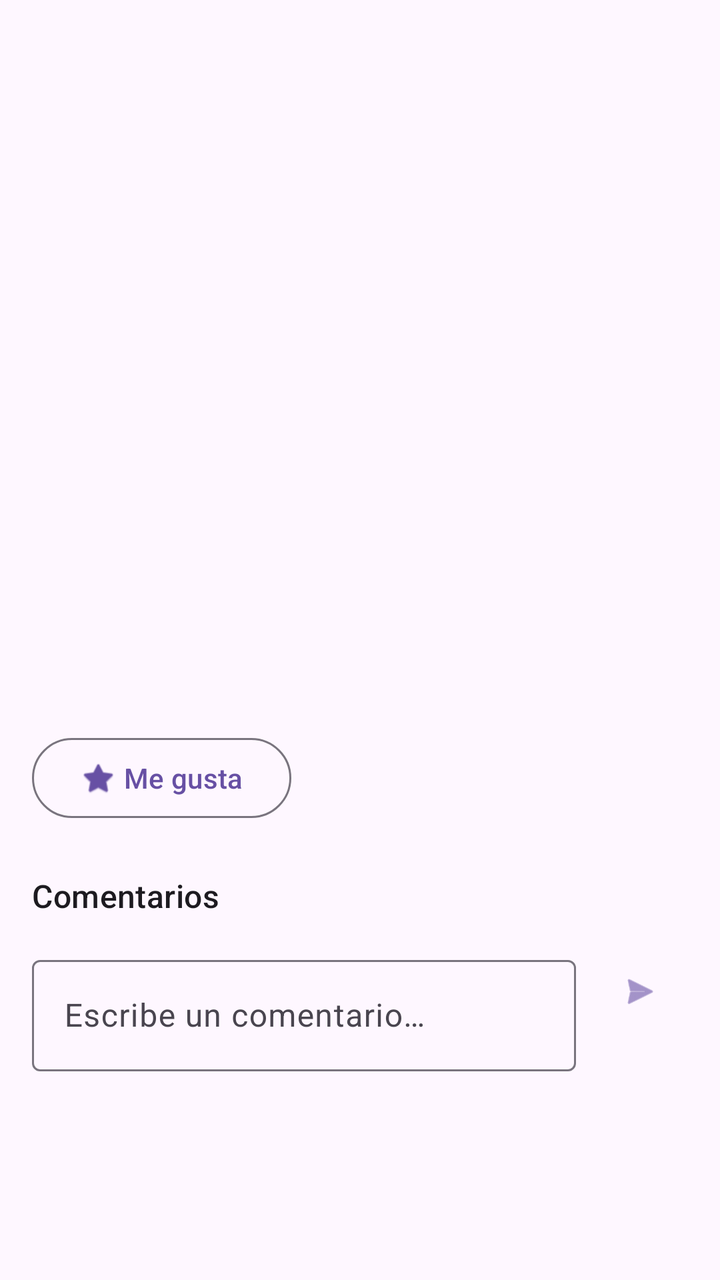
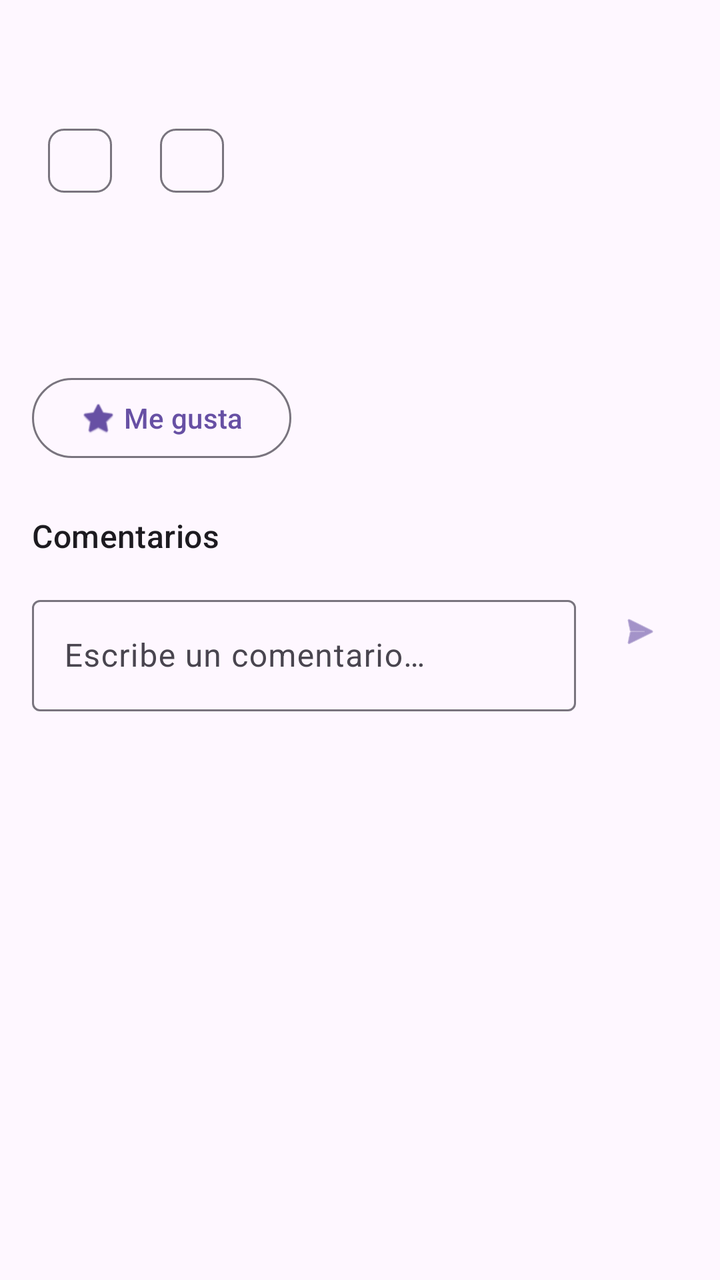

The first picture is an Android layout as it rendered before a commit; the second is the same layout after the commit. The layout source and the unified diff follow.
<!-- AndroidManifest.xml: application theme Theme.Costura -->
<!-- res/layout/fragment_detalle.xml -->
<?xml version="1.0" encoding="utf-8"?>
<androidx.core.widget.NestedScrollView
    xmlns:android="http://schemas.android.com/apk/res/android"
    xmlns:app="http://schemas.android.com/apk/res-auto"
    android:layout_width="match_parent"
    android:layout_height="match_parent">

    <androidx.constraintlayout.widget.ConstraintLayout
        android:layout_width="match_parent"
        android:layout_height="wrap_content">

        <ImageView
            android:id="@+id/iv_foto"
            android:layout_width="0dp"
            android:layout_height="240dp"
            android:scaleType="centerCrop"
            android:contentDescription="@null"
            app:layout_constraintTop_toTopOf="parent"
            app:layout_constraintStart_toStartOf="parent"
            app:layout_constraintEnd_toEndOf="parent" />

        <TextView
            android:id="@+id/tv_nombre"
            android:layout_width="0dp"
            android:layout_height="wrap_content"
            android:layout_marginStart="16dp"
            android:layout_marginEnd="16dp"
            android:layout_marginTop="16dp"
            android:textAppearance="?attr/textAppearanceHeadlineSmall"
            app:layout_constraintTop_toBottomOf="@id/iv_foto"
            app:layout_constraintStart_toStartOf="parent"
            app:layout_constraintEnd_toEndOf="parent" />

        <TextView
            android:id="@+id/tv_medidas"
            android:layout_width="0dp"
            android:layout_height="wrap_content"
            android:layout_marginStart="16dp"
            android:layout_marginEnd="16dp"
            android:layout_marginTop="8dp"
            android:textAppearance="?attr/textAppearanceBodyMedium"
            app:layout_constraintTop_toBottomOf="@id/tv_nombre"
            app:layout_constraintStart_toStartOf="parent"
            app:layout_constraintEnd_toEndOf="parent" />

        <TextView
            android:id="@+id/tv_descripcion"
            android:layout_width="0dp"
            android:layout_height="wrap_content"
            android:layout_marginStart="16dp"
            android:layout_marginEnd="16dp"
            android:layout_marginTop="12dp"
            android:textAppearance="?attr/textAppearanceBodyLarge"
            app:layout_constraintTop_toBottomOf="@id/tv_medidas"
            app:layout_constraintStart_toStartOf="parent"
            app:layout_constraintEnd_toEndOf="parent" />

        <com.google.android.material.button.MaterialButton
            android:id="@+id/btn_like"
            style="@style/Widget.Material3.Button.OutlinedButton"
            android:layout_width="wrap_content"
            android:layout_height="wrap_content"
            android:layout_marginStart="16dp"
            android:layout_marginTop="16dp"
            android:text="@string/detalle_likes"
            app:icon="@android:drawable/btn_star_big_off"
            app:layout_constraintTop_toBottomOf="@id/tv_descripcion"
            app:layout_constraintStart_toStartOf="parent" />

        <com.google.android.material.button.MaterialButton
            android:id="@+id/btn_tutorial"
            android:layout_width="wrap_content"
            android:layout_height="wrap_content"
            android:layout_marginEnd="16dp"
            android:layout_marginTop="16dp"
            android:text="@string/detalle_tutorial"
            android:visibility="gone"
            app:layout_constraintTop_toBottomOf="@id/tv_descripcion"
            app:layout_constraintEnd_toEndOf="parent" />

        <TextView
            android:id="@+id/tv_comentarios_titulo"
            android:layout_width="0dp"
            android:layout_height="wrap_content"
            android:layout_marginStart="16dp"
            android:layout_marginEnd="16dp"
            android:layout_marginTop="24dp"
            android:text="@string/detalle_comentarios"
            android:textAppearance="?attr/textAppearanceTitleMedium"
            app:layout_constraintTop_toBottomOf="@id/btn_like"
            app:layout_constraintStart_toStartOf="parent"
            app:layout_constraintEnd_toEndOf="parent" />

        <androidx.recyclerview.widget.RecyclerView
            android:id="@+id/rv_comentarios"
            android:layout_width="0dp"
            android:layout_height="wrap_content"
            android:layout_marginTop="8dp"
            android:nestedScrollingEnabled="false"
            app:layout_constraintTop_toBottomOf="@id/tv_comentarios_titulo"
            app:layout_constraintStart_toStartOf="parent"
            app:layout_constraintEnd_toEndOf="parent" />

        <com.google.android.material.textfield.TextInputLayout
            android:id="@+id/til_comentario"
            style="@style/Widget.Material3.TextInputLayout.OutlinedBox"
            android:layout_width="0dp"
            android:layout_height="wrap_content"
            android:layout_marginStart="16dp"
            android:layout_marginEnd="8dp"
            android:layout_marginTop="8dp"
            android:layout_marginBottom="16dp"
            android:hint="@string/detalle_comentario_hint"
            app:layout_constraintTop_toBottomOf="@id/rv_comentarios"
            app:layout_constraintStart_toStartOf="parent"
            app:layout_constraintEnd_toStartOf="@id/btn_enviar"
            app:layout_constraintBottom_toBottomOf="parent">

            <com.google.android.material.textfield.TextInputEditText
                android:id="@+id/et_comentario"
                android:layout_width="match_parent"
                android:layout_height="wrap_content"
                android:imeOptions="actionSend" />

        </com.google.android.material.textfield.TextInputLayout>

        <com.google.android.material.button.MaterialButton
            android:id="@+id/btn_enviar"
            style="@style/Widget.Material3.Button.IconButton"
            android:layout_width="wrap_content"
            android:layout_height="wrap_content"
            android:layout_marginEnd="16dp"
            android:layout_marginBottom="16dp"
            app:icon="@android:drawable/ic_menu_send"
            app:layout_constraintEnd_toEndOf="parent"
            app:layout_constraintBottom_toBottomOf="@id/til_comentario" />

    </androidx.constraintlayout.widget.ConstraintLayout>

</androidx.core.widget.NestedScrollView>
<!-- resources referenced by this layout -->
<resources>
  <string name="detalle_comentario_hint">Escribe un comentario…</string>
  <string name="detalle_comentarios">Comentarios</string>
  <string name="detalle_likes">Me gusta</string>
  <string name="detalle_tutorial">Ver tutorial</string>
  <style name="Theme.Costura" parent="Base.Theme.Costura" />
  <style name="Base.Theme.Costura" parent="Theme.Material3.DayNight.NoActionBar">
          
          
      </style>
</resources>

<!-- the commit's change to res/layout/fragment_detalle.xml (unified diff, before → after) -->
@@ -9,12 +9,11 @@
         android:layout_width="match_parent"
         android:layout_height="wrap_content">
 
-        <ImageView
-            android:id="@+id/iv_foto"
-            android:layout_width="0dp"
-            android:layout_height="240dp"
-            android:scaleType="centerCrop"
-            android:contentDescription="@null"
+        <androidx.recyclerview.widget.RecyclerView
+            android:id="@+id/rv_fotos"
+            android:layout_width="0dp"
+            android:layout_height="wrap_content"
+            android:nestedScrollingEnabled="false"
             app:layout_constraintTop_toTopOf="parent"
             app:layout_constraintStart_toStartOf="parent"
             app:layout_constraintEnd_toEndOf="parent" />
@@ -27,9 +26,29 @@
             android:layout_marginEnd="16dp"
             android:layout_marginTop="16dp"
             android:textAppearance="?attr/textAppearanceHeadlineSmall"
-            app:layout_constraintTop_toBottomOf="@id/iv_foto"
-            app:layout_constraintStart_toStartOf="parent"
-            app:layout_constraintEnd_toEndOf="parent" />
+            app:layout_constraintTop_toBottomOf="@id/rv_fotos"
+            app:layout_constraintStart_toStartOf="parent"
+            app:layout_constraintEnd_toEndOf="parent" />
+
+        <com.google.android.material.chip.Chip
+            android:id="@+id/chip_categoria"
+            android:layout_width="wrap_content"
+            android:layout_height="wrap_content"
+            android:layout_marginStart="16dp"
+            android:layout_marginTop="8dp"
+            android:checkable="false"
+            app:layout_constraintTop_toBottomOf="@id/tv_nombre"
+            app:layout_constraintStart_toStartOf="parent" />
+
+        <com.google.android.material.chip.Chip
+            android:id="@+id/chip_dificultad"
+            android:layout_width="wrap_content"
+            android:layout_height="wrap_content"
+            android:layout_marginStart="8dp"
+            android:layout_marginTop="8dp"
+            android:checkable="false"
+            app:layout_constraintTop_toBottomOf="@id/tv_nombre"
+            app:layout_constraintStart_toEndOf="@id/chip_categoria" />
 
         <TextView
             android:id="@+id/tv_medidas"
@@ -37,9 +56,9 @@
             android:layout_height="wrap_content"
             android:layout_marginStart="16dp"
             android:layout_marginEnd="16dp"
-            android:layout_marginTop="8dp"
+            android:layout_marginTop="12dp"
             android:textAppearance="?attr/textAppearanceBodyMedium"
-            app:layout_constraintTop_toBottomOf="@id/tv_nombre"
+            app:layout_constraintTop_toBottomOf="@id/chip_categoria"
             app:layout_constraintStart_toStartOf="parent"
             app:layout_constraintEnd_toEndOf="parent" />
 
@@ -55,28 +74,70 @@
             app:layout_constraintStart_toStartOf="parent"
             app:layout_constraintEnd_toEndOf="parent" />
 
-        <com.google.android.material.button.MaterialButton
-            android:id="@+id/btn_like"
-            style="@style/Widget.Material3.Button.OutlinedButton"
-            android:layout_width="wrap_content"
-            android:layout_height="wrap_content"
-            android:layout_marginStart="16dp"
+        <TextView
+            android:id="@+id/tv_consejos_titulo"
+            android:layout_width="0dp"
+            android:layout_height="wrap_content"
+            android:layout_marginStart="16dp"
+            android:layout_marginEnd="16dp"
             android:layout_marginTop="16dp"
-            android:text="@string/detalle_likes"
-            app:icon="@android:drawable/btn_star_big_off"
-            app:layout_constraintTop_toBottomOf="@id/tv_descripcion"
-            app:layout_constraintStart_toStartOf="parent" />
-
-        <com.google.android.material.button.MaterialButton
-            android:id="@+id/btn_tutorial"
-            android:layout_width="wrap_content"
-            android:layout_height="wrap_content"
-            android:layout_marginEnd="16dp"
-            android:layout_marginTop="16dp"
-            android:text="@string/detalle_tutorial"
+            android:text="@string/detalle_consejos"
+            android:textAppearance="?attr/textAppearanceTitleMedium"
             android:visibility="gone"
             app:layout_constraintTop_toBottomOf="@id/tv_descripcion"
-            app:layout_constraintEnd_toEndOf="parent" />
+            app:layout_constraintStart_toStartOf="parent"
+            app:layout_constraintEnd_toEndOf="parent" />
+
+        <TextView
+            android:id="@+id/tv_consejos"
+            android:layout_width="0dp"
+            android:layout_height="wrap_content"
+            android:layout_marginStart="16dp"
+            android:layout_marginEnd="16dp"
+            android:layout_marginTop="4dp"
+            android:textAppearance="?attr/textAppearanceBodyMedium"
+            android:visibility="gone"
+            app:layout_constraintTop_toBottomOf="@id/tv_consejos_titulo"
+            app:layout_constraintStart_toStartOf="parent"
+            app:layout_constraintEnd_toEndOf="parent" />
+
+        <LinearLayout
+            android:id="@+id/layout_botones"
+            android:layout_width="0dp"
+            android:layout_height="wrap_content"
+            android:layout_marginStart="16dp"
+            android:layout_marginEnd="16dp"
+            android:layout_marginTop="16dp"
+            android:orientation="horizontal"
+            app:layout_constraintTop_toBottomOf="@id/tv_consejos"
+            app:layout_constraintStart_toStartOf="parent"
+            app:layout_constraintEnd_toEndOf="parent">
+
+            <com.google.android.material.button.MaterialButton
+                android:id="@+id/btn_like"
+                style="@style/Widget.Material3.Button.OutlinedButton"
+                android:layout_width="wrap_content"
+                android:layout_height="wrap_content"
+                android:text="@string/detalle_likes"
+                app:icon="@android:drawable/btn_star_big_off" />
+
+            <com.google.android.material.button.MaterialButton
+                android:id="@+id/btn_tutorial"
+                android:layout_width="wrap_content"
+                android:layout_height="wrap_content"
+                android:layout_marginStart="8dp"
+                android:text="@string/detalle_tutorial"
+                android:visibility="gone" />
+
+            <com.google.android.material.button.MaterialButton
+                android:id="@+id/btn_pdf"
+                android:layout_width="wrap_content"
+                android:layout_height="wrap_content"
+                android:layout_marginStart="8dp"
+                android:text="@string/detalle_pdf"
+                android:visibility="gone" />
+
+        </LinearLayout>
 
         <TextView
             android:id="@+id/tv_comentarios_titulo"
@@ -87,7 +148,7 @@
             android:layout_marginTop="24dp"
             android:text="@string/detalle_comentarios"
             android:textAppearance="?attr/textAppearanceTitleMedium"
-            app:layout_constraintTop_toBottomOf="@id/btn_like"
+            app:layout_constraintTop_toBottomOf="@id/layout_botones"
             app:layout_constraintStart_toStartOf="parent"
             app:layout_constraintEnd_toEndOf="parent" />
 
<!-- resource entries referenced after the edit -->
@@ -2,7 +2,9 @@
 <resources>
   <string name="detalle_comentario_hint">Escribe un comentario…</string>
   <string name="detalle_comentarios">Comentarios</string>
+  <string name="detalle_consejos">💡 Consejos</string>
   <string name="detalle_likes">Me gusta</string>
+  <string name="detalle_pdf">Descargar patrón (PDF)</string>
   <string name="detalle_tutorial">Ver tutorial</string>
   <style name="Theme.Costura" parent="Base.Theme.Costura" />
   <style name="Base.Theme.Costura" parent="Theme.Material3.DayNight.NoActionBar">
